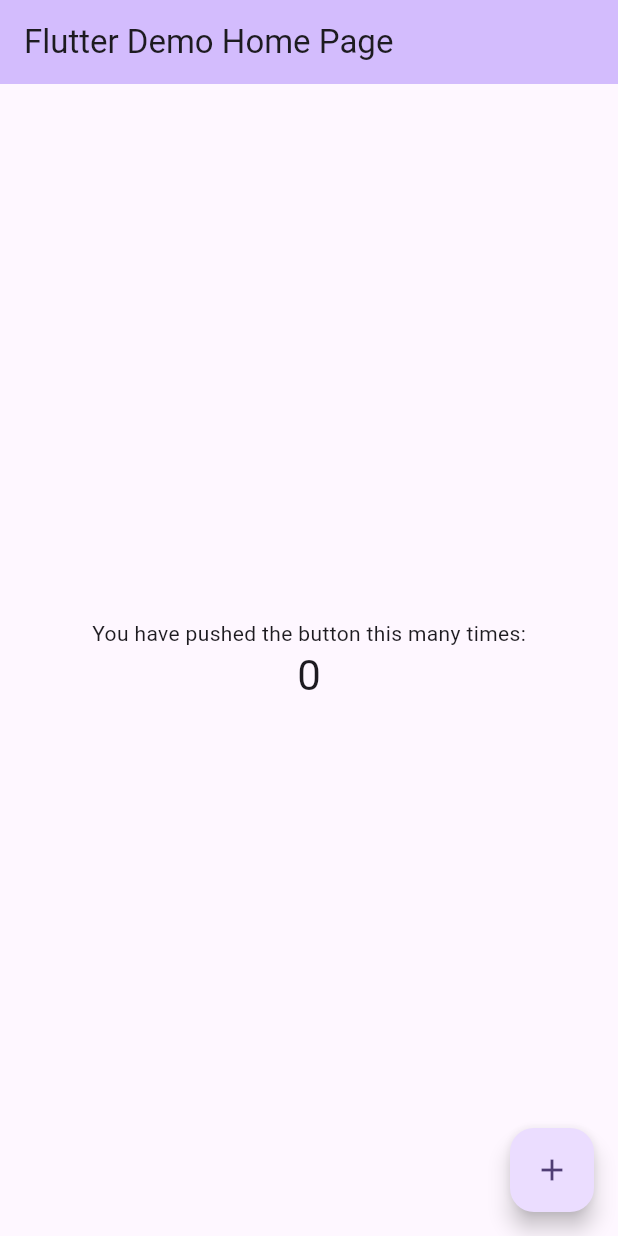
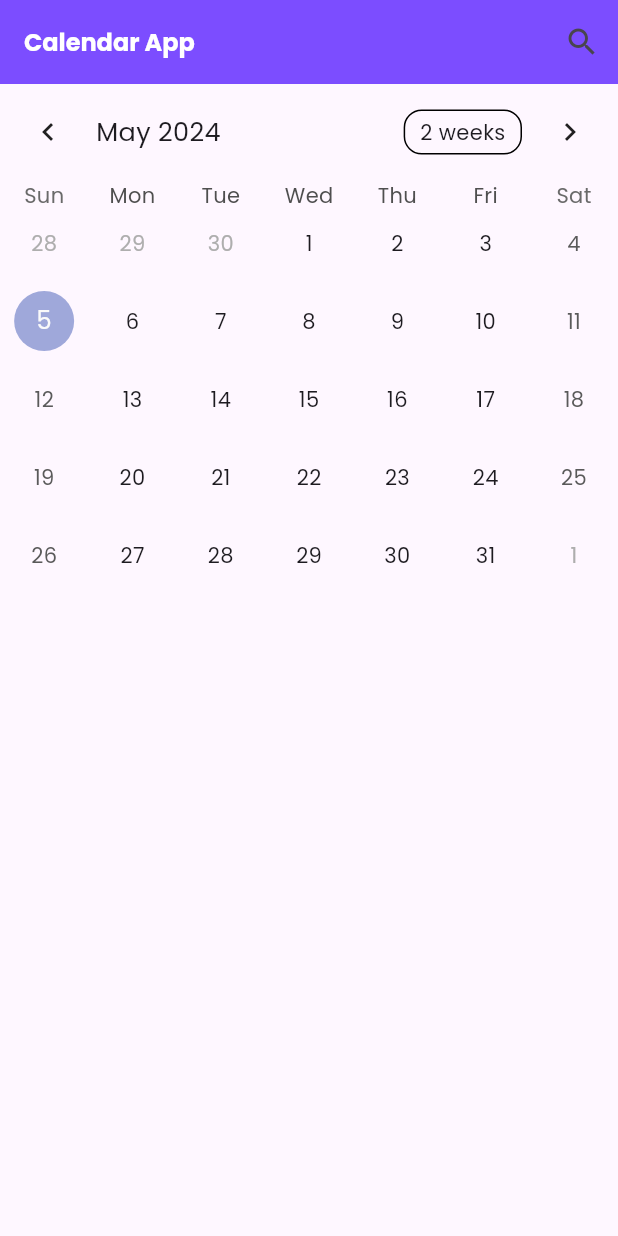
Before and after one commit to DevAiKaiSys/flutter-tutorials, a Flutter app: the screen it shows after launch, on a phone screen of 412 x 824 dp. Run offline on Flutter 3.47's test engine with Material 3 defaults, Android fonts, the phone set to English and light mode, and no system bars; drawn by our look-alikes of table_calendar; our stand-ins replace get_it, google_fonts, hive, hive_flutter; accounts and stored records are empty.

Commit message:
init route & google fonts & table calendar

```diff
--- a/Learn/calender_app/lib/main.dart
+++ b/Learn/calender_app/lib/main.dart
@@ -1,4 +1,5 @@
 import 'package:calender_app/hive_helper/register_adapters.dart';
+import 'package:calender_app/presentation/app.dart';
 import 'package:flutter/material.dart';
 import 'package:hive_flutter/hive_flutter.dart';
 
@@ -10,67 +11,3 @@ Future<void> main() async {
   setup();
   runApp(const MyApp());
 }
-
-class MyApp extends StatelessWidget {
-  const MyApp({super.key});
-
-  @override
-  Widget build(BuildContext context) {
-    return MaterialApp(
-      title: 'Flutter Demo',
-      theme: ThemeData(
-        colorScheme: ColorScheme.fromSeed(seedColor: Colors.deepPurple),
-        useMaterial3: true,
-      ),
-      home: const MyHomePage(title: 'Flutter Demo Home Page'),
-    );
-  }
-}
-
-class MyHomePage extends StatefulWidget {
-  const MyHomePage({super.key, required this.title});
-
-  final String title;
-
-  @override
-  State<MyHomePage> createState() => _MyHomePageState();
-}
-
-class _MyHomePageState extends State<MyHomePage> {
-  int _counter = 0;
-
-  void _incrementCounter() {
-    setState(() {
-      _counter++;
-    });
-  }
-
-  @override
-  Widget build(BuildContext context) {
-    return Scaffold(
-      appBar: AppBar(
-        backgroundColor: Theme.of(context).colorScheme.inversePrimary,
-        title: Text(widget.title),
-      ),
-      body: Center(
-        child: Column(
-          mainAxisAlignment: MainAxisAlignment.center,
-          children: <Widget>[
-            const Text(
-              'You have pushed the button this many times:',
-            ),
-            Text(
-              '$_counter',
-              style: Theme.of(context).textTheme.headlineMedium,
-            ),
-          ],
-        ),
-      ),
-      floatingActionButton: FloatingActionButton(
-        onPressed: _incrementCounter,
-        tooltip: 'Increment',
-        child: const Icon(Icons.add),
-      ),
-    );
-  }
-}
--- /dev/null
+++ b/Learn/calender_app/lib/presentation/app.dart
@@ -0,0 +1,26 @@
+import 'package:calender_app/presentation/pages/calendar_page.dart';
+import 'package:flutter/material.dart';
+import 'package:google_fonts/google_fonts.dart';
+
+class MyApp extends StatelessWidget {
+  const MyApp({super.key});
+
+  @override
+  Widget build(BuildContext context) {
+    return MaterialApp(
+      title: 'Calender App',
+      theme: ThemeData(
+        textTheme: Theme.of(context)
+            .textTheme
+            .apply(fontFamily: GoogleFonts.poppins().fontFamily),
+        colorScheme: ColorScheme.fromSeed(seedColor: Colors.deepPurple),
+        useMaterial3: true,
+      ),
+      initialRoute: "/",
+      routes: {
+        "/": (context) => const CalenderPage(),
+      },
+      debugShowCheckedModeBanner: false,
+    );
+  }
+}
--- /dev/null
+++ b/Learn/calender_app/lib/presentation/pages/calendar_page.dart
@@ -0,0 +1,52 @@
+import 'package:flutter/material.dart';
+import 'package:table_calendar/table_calendar.dart';
+
+class CalenderPage extends StatefulWidget {
+  const CalenderPage({super.key});
+
+  @override
+  State<CalenderPage> createState() => _CalenderPageState();
+}
+
+class _CalenderPageState extends State<CalenderPage> {
+  DateTime daySelected = DateTime.utc(
+      DateTime.now().year, DateTime.now().month, DateTime.now().day);
+
+  @override
+  Widget build(BuildContext context) {
+    return Scaffold(
+      appBar: AppBar(
+        backgroundColor: Colors.deepPurpleAccent,
+        title: const Text(
+          'Calendar App',
+          style: TextStyle(
+              fontWeight: FontWeight.bold, color: Colors.white, fontSize: 16),
+        ),
+        centerTitle: false,
+        actions: [
+          IconButton(
+            onPressed: () {},
+            icon: const Icon(Icons.search),
+          ),
+        ],
+      ),
+      body: SingleChildScrollView(
+        child: Column(
+          children: [
+            TableCalendar(
+              firstDay: DateTime.utc(2023, 1, 1),
+              lastDay: DateTime.utc(2030, 1, 1),
+              focusedDay: daySelected,
+              currentDay: daySelected,
+              onDaySelected: (selectedDay, focusedDay) {
+                setState(() {
+                  daySelected = selectedDay;
+                });
+              },
+            ),
+          ],
+        ),
+      ),
+    );
+  }
+}
--- a/Learn/calender_app/pubspec.yaml
+++ b/Learn/calender_app/pubspec.yaml
@@ -38,6 +38,8 @@ dependencies:
   hive: ^2.2.3
   hive_flutter: ^1.1.0
   get_it: ^7.7.0
+  google_fonts: ^6.2.1
+  table_calendar: ^3.1.1
 
 dev_dependencies:
   flutter_test:
```
Also changed, not shown: Learn/calender_app/pubspec.lock, 1 other file.
